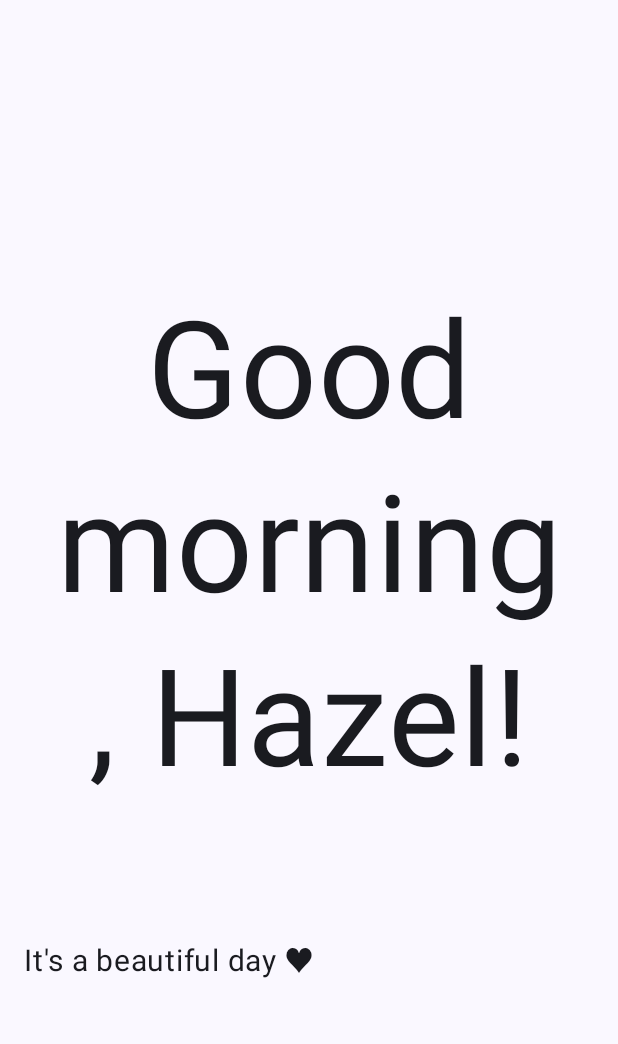
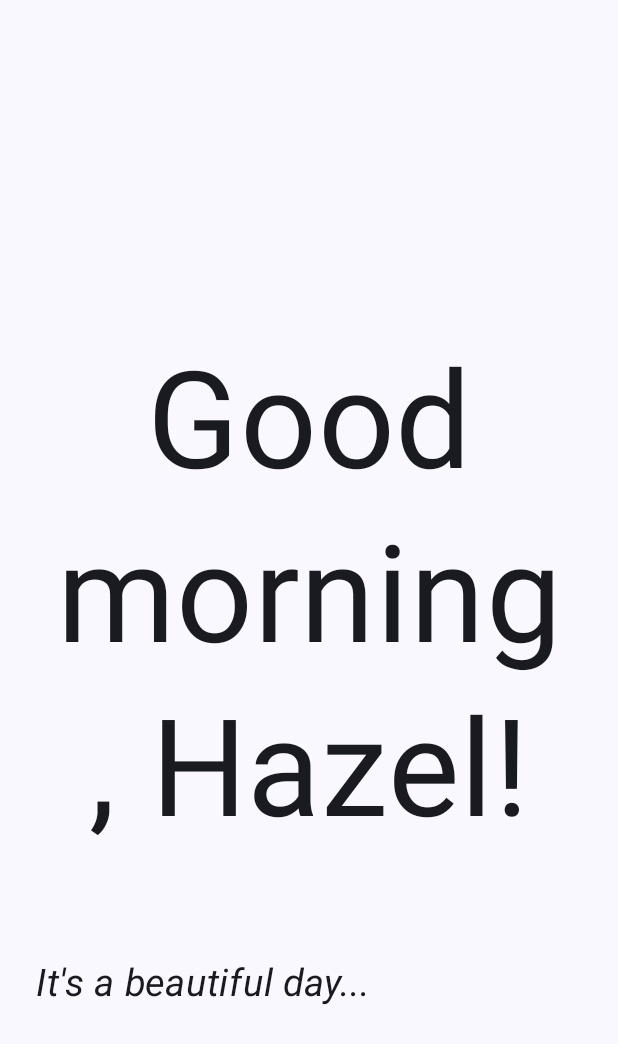
Before and after one commit to HazelnutHazel/LearningAndroid, an Android app built with Jetpack Compose: the screen it shows after launch (MainActivity), on a phone screen of 412 x 824 dp. Shown: the top 1044 px of the screen. Run offline under Robolectric (Android 15) with nearby library versions, the phone set to English and light mode, and no system bars.

Commit message:
Adds fade in effect to text and brings bottom text to the bottom

```diff
--- a/app/src/main/java/com/example/learningandroid/MainActivity.kt
+++ b/app/src/main/java/com/example/learningandroid/MainActivity.kt
@@ -6,21 +6,30 @@ import androidx.activity.ComponentActivity
 import androidx.activity.compose.setContent
 import androidx.activity.enableEdgeToEdge
 import androidx.annotation.RequiresApi
-import androidx.compose.foundation.layout.Arrangement
-import androidx.compose.foundation.layout.Column
+import androidx.compose.animation.AnimatedVisibility
+import androidx.compose.animation.core.tween
+import androidx.compose.animation.fadeIn
+import androidx.compose.foundation.layout.Box
 import androidx.compose.foundation.layout.fillMaxSize
 import androidx.compose.foundation.layout.padding
 import androidx.compose.material3.MaterialTheme
 import androidx.compose.material3.Surface
 import androidx.compose.material3.Text
 import androidx.compose.runtime.Composable
+import androidx.compose.runtime.LaunchedEffect
+import androidx.compose.runtime.getValue
+import androidx.compose.runtime.mutableStateOf
+import androidx.compose.runtime.remember
+import androidx.compose.runtime.setValue
 import androidx.compose.ui.Alignment
 import androidx.compose.ui.Modifier
+import androidx.compose.ui.text.font.FontStyle
 import androidx.compose.ui.text.style.TextAlign
 import androidx.compose.ui.tooling.preview.Preview
 import androidx.compose.ui.unit.dp
 import androidx.compose.ui.unit.sp
 import com.example.learningandroid.ui.theme.GreetingsTheme
+import kotlinx.coroutines.delay
 import java.time.LocalDateTime
 import java.time.format.DateTimeFormatter
 
@@ -53,10 +62,18 @@ class MainActivity : ComponentActivity() {
 @Composable
 fun GreetingText(name: String, modifier: Modifier = Modifier) {
     val greeting = determineDaytime()
+    var visible by remember { mutableStateOf(false) }
 
-    Column(
-        verticalArrangement = Arrangement.Center,
-        modifier = modifier
+    LaunchedEffect(Unit) {
+        // Delay to simulate loading or some condition
+        delay(1000) // Adjust delay as needed
+        visible = true // Set visibility to true after delay
+    }
+
+    Box(
+//        verticalArrangement = Arrangement.SpaceBetween,
+//        horizontalAlignment = Alignment.CenterHorizontally,
+        modifier = modifier.fillMaxSize()
     ) {
         Text(
             text = "Good $greeting, $name!",
@@ -65,14 +82,24 @@ fun GreetingText(name: String, modifier: Modifier = Modifier) {
             textAlign = TextAlign.Center,
             modifier = modifier
                 .padding(20.dp)
-                .padding(bottom = 50.dp)
+                .padding(bottom = 30.dp)
+                .align(Alignment.Center)
         )
-        Text(
-            text = "It's a beautiful day ♥",
-            fontSize = 20.sp,
+
+        AnimatedVisibility(
+            visible = visible,
+            enter = fadeIn(animationSpec = tween(durationMillis = 3000)),
             modifier = modifier
-                .align(alignment = Alignment.Start)
-        )
+                .align(Alignment.BottomStart)
+        ) {
+            Text(
+                text = "It's a beautiful day...",
+                fontSize = 25.sp,
+                fontStyle = FontStyle.Italic,
+                modifier = modifier
+                    .padding(bottom = 130.dp)
+            )
+        }
     }
 }
 
```
